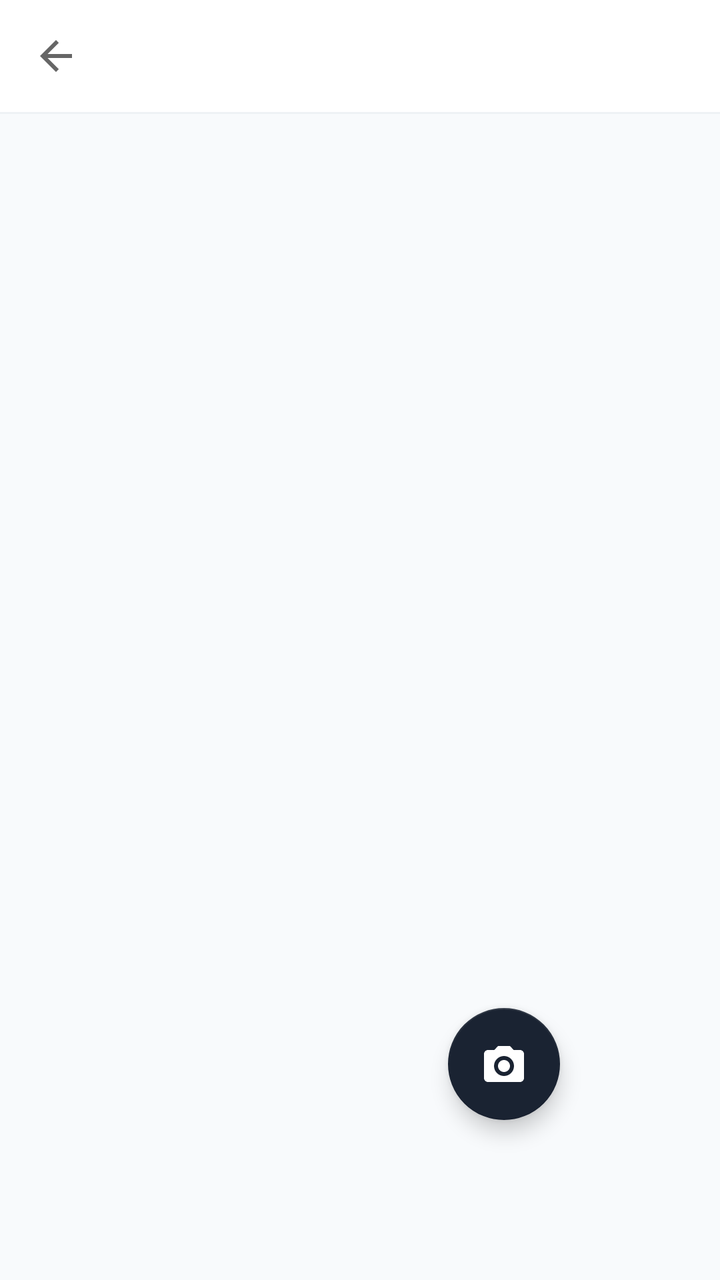
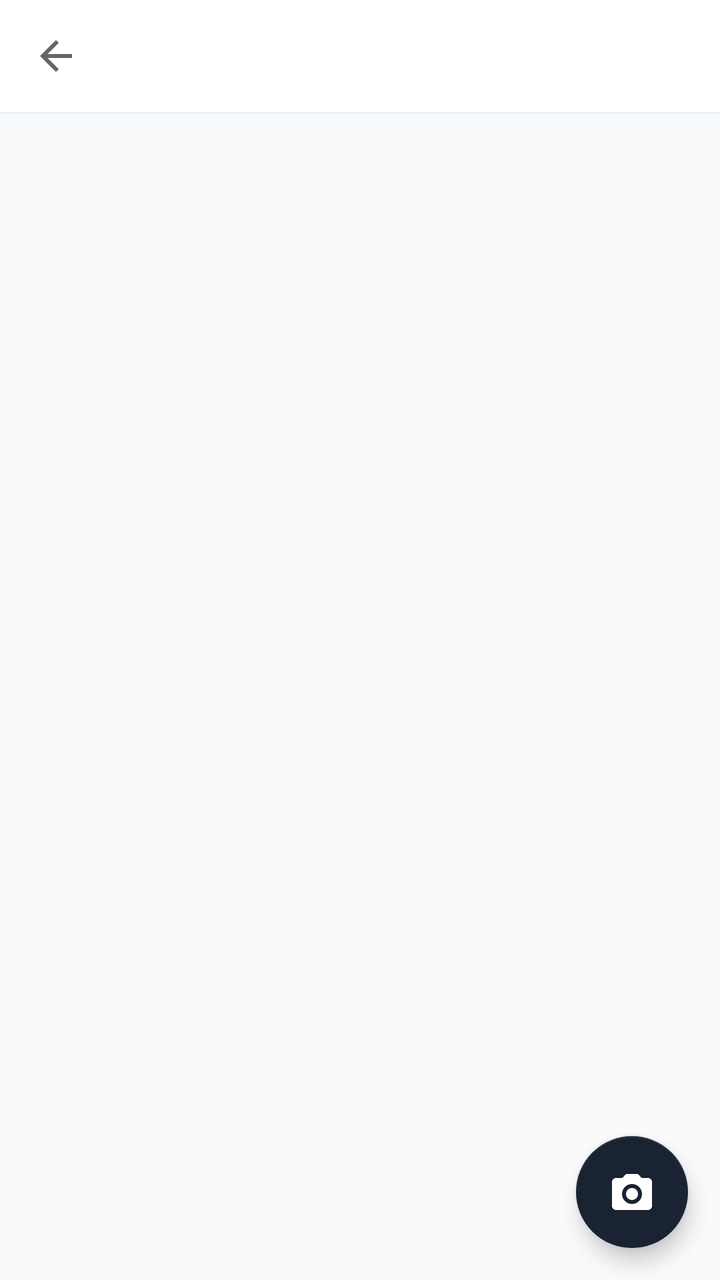

Two renders of the same Android screen: before a commit and after it. Below are the layout's source before the change and the commit's diff.
<!-- AndroidManifest.xml: application theme Theme.InvenScan -->
<!-- res/layout/activity_stock_prep_detail.xml -->
<?xml version="1.0" encoding="utf-8"?>
<androidx.coordinatorlayout.widget.CoordinatorLayout xmlns:android="http://schemas.android.com/apk/res/android"
    xmlns:app="http://schemas.android.com/apk/res-auto"
    android:layout_width="match_parent"
    android:layout_height="match_parent"
    android:background="@color/surface">

    <LinearLayout
        android:layout_width="match_parent"
        android:layout_height="match_parent"
        android:orientation="vertical">

        <com.google.android.material.appbar.MaterialToolbar
            android:id="@+id/toolbar"
            android:layout_width="match_parent"
            android:layout_height="?attr/actionBarSize"
            android:background="@color/white"
            android:elevation="0dp"
            app:navigationIcon="?attr/homeAsUpIndicator"
            app:titleTextColor="@color/text_primary" />

        <View
            android:layout_width="match_parent"
            android:layout_height="1dp"
            android:background="@color/border_default" />

        <ProgressBar
            android:id="@+id/progressBar"
            android:layout_width="wrap_content"
            android:layout_height="wrap_content"
            android:layout_gravity="center_horizontal"
            android:layout_marginTop="64dp"
            android:visibility="gone" />

        <LinearLayout
            android:id="@+id/layoutError"
            android:layout_width="match_parent"
            android:layout_height="wrap_content"
            android:gravity="center"
            android:orientation="vertical"
            android:padding="24dp"
            android:visibility="gone">

            <TextView
                android:id="@+id/tvError"
                android:layout_width="wrap_content"
                android:layout_height="wrap_content"
                android:gravity="center"
                android:textColor="@color/danger"
                android:textSize="13sp" />

            <com.google.android.material.button.MaterialButton
                android:id="@+id/btnRetry"
                style="@style/Widget.InvenScan.Button.Secondary"
                android:layout_width="wrap_content"
                android:layout_height="wrap_content"
                android:layout_marginTop="12dp"
                android:text="@string/action_retry" />
        </LinearLayout>

        <LinearLayout
            android:id="@+id/layoutContent"
            android:layout_width="match_parent"
            android:layout_height="match_parent"
            android:orientation="vertical"
            android:visibility="gone">

            <LinearLayout
                android:layout_width="match_parent"
                android:layout_height="wrap_content"
                android:background="@color/white"
                android:orientation="vertical"
                android:padding="14dp">

                <TextView
                    android:id="@+id/tvProgress"
                    android:layout_width="wrap_content"
                    android:layout_height="wrap_content"
                    android:textColor="@color/text_primary"
                    android:textSize="13sp"
                    android:textStyle="bold" />

                <com.google.android.material.progressindicator.LinearProgressIndicator
                    android:id="@+id/progressIndicator"
                    android:layout_width="match_parent"
                    android:layout_height="wrap_content"
                    android:layout_marginTop="8dp"
                    app:trackColor="@color/border_default"
                    app:trackThickness="6dp" />
            </LinearLayout>

            <TextView
                android:id="@+id/tvScanHint"
                android:layout_width="match_parent"
                android:layout_height="wrap_content"
                android:gravity="center"
                android:paddingHorizontal="16dp"
                android:paddingVertical="6dp"
                android:text="@string/hint_ready_to_scan"
                android:textColor="@color/teal_primary"
                android:textSize="12sp" />

            <View
                android:layout_width="match_parent"
                android:layout_height="1dp"
                android:background="@color/border_default" />

            <TextView
                android:id="@+id/layoutEmpty"
                android:layout_width="match_parent"
                android:layout_height="wrap_content"
                android:gravity="center"
                android:padding="48dp"
                android:text="@string/empty_no_prep_items"
                android:textColor="@color/text_hint"
                android:textSize="13sp"
                android:visibility="gone" />

            <androidx.recyclerview.widget.RecyclerView
                android:id="@+id/rvPickItems"
                android:layout_width="match_parent"
                android:layout_height="0dp"
                android:layout_weight="1"
                android:background="@color/surface"
                android:paddingHorizontal="8dp"
                android:paddingTop="8dp"
                app:layoutManager="androidx.recyclerview.widget.LinearLayoutManager" />

            <com.google.android.material.button.MaterialButton
                android:id="@+id/btnSubmit"
                style="@style/Widget.InvenScan.Button.Primary"
                android:layout_width="match_parent"
                android:layout_height="48dp"
                android:layout_margin="12dp"
                android:text="@string/action_submit" />
        </LinearLayout>
    </LinearLayout>

    <com.google.android.material.floatingactionbutton.FloatingActionButton
        android:id="@+id/fabCamera"
        android:layout_width="wrap_content"
        android:layout_height="wrap_content"
        android:layout_gravity="bottom|end"
        android:layout_margin="80dp"
        android:contentDescription="@string/title_camera_scan"
        android:src="@drawable/ic_camera"
        app:backgroundTint="@color/navy"
        app:tint="@android:color/white" />

</androidx.coordinatorlayout.widget.CoordinatorLayout>
<!-- resources referenced by this layout -->
<resources>
  <color name="border_default">#EEF2F5</color>
  <color name="danger">#E24B4A</color>
  <color name="navy">#1A2332</color>
  <color name="surface">#F8FAFC</color>
  <color name="teal_primary">#1D9E75</color>
  <color name="text_hint">#888888</color>
  <color name="text_primary">#1A2332</color>
  <color name="white">#FFFFFF</color>
  <!-- drawable ic_camera (drawable) -->
  <?xml version="1.0" encoding="utf-8"?>
  <vector xmlns:android="http://schemas.android.com/apk/res/android"
      android:width="24dp"
      android:height="24dp"
      android:viewportWidth="24"
      android:viewportHeight="24">
      <path
          android:fillColor="@android:color/white"
          android:pathData="M9,3L7.17,5H4C2.9,5 2,5.9 2,7v12c0,1.1 0.9,2 2,2h16c1.1,0 2,-0.9 2,-2V7c0,-1.1 -0.9,-2 -2,-2h-3.17L15,3H9zM12,18c-2.76,0 -5,-2.24 -5,-5s2.24,-5 5,-5 5,2.24 5,5 -2.24,5 -5,5zM12,10c-1.66,0 -3,1.34 -3,3s1.34,3 3,3 3,-1.34 3,-3 -1.34,-3 -3,-3z" />
  </vector>
  <string name="action_retry">Retry</string>
  <string name="action_submit">Submit</string>
  <string name="empty_no_prep_items">No items in picking list</string>
  <string name="hint_ready_to_scan">Ready to scan — point scanner at item</string>
  <string name="title_camera_scan">Barcode Scan</string>
  <style name="Widget.InvenScan.Button.Primary" parent="Widget.MaterialComponents.Button">
          <item name="android:minHeight">48dp</item>
          <item name="android:textSize">14sp</item>
          <item name="android:textStyle">bold</item>
          <item name="android:textAllCaps">false</item>
          <item name="backgroundTint">@color/teal_primary</item>
          <item name="cornerRadius">10dp</item>
      </style>
  <style name="Widget.InvenScan.Button.Secondary" parent="Widget.MaterialComponents.Button.OutlinedButton">
          <item name="android:minHeight">48dp</item>
          <item name="android:textSize">14sp</item>
          <item name="android:textAllCaps">false</item>
          <item name="strokeColor">@color/teal_primary</item>
          <item name="android:textColor">@color/teal_primary</item>
          <item name="cornerRadius">10dp</item>
      </style>
  <style name="Theme.InvenScan" parent="Theme.MaterialComponents.DayNight.NoActionBar">
          <item name="colorPrimary">@color/teal_primary</item>
          <item name="colorPrimaryVariant">@color/navy</item>
          <item name="colorOnPrimary">@color/white</item>
          <item name="colorSecondary">@color/warning</item>
          <item name="colorOnSecondary">@color/white</item>
          <item name="android:colorBackground">@color/surface</item>
          <item name="colorSurface">@color/white</item>
          <item name="colorOnSurface">@color/text_primary</item>
          <item name="android:statusBarColor">@color/navy</item>
          <item name="android:windowLightStatusBar" tools:targetApi="23">false</item>
      </style>
  <color name="warning">#EF9F27</color>
</resources>

<!-- the commit's change to res/layout/activity_stock_prep_detail.xml (unified diff, before → after) -->
@@ -141,7 +141,7 @@
         android:layout_width="wrap_content"
         android:layout_height="wrap_content"
         android:layout_gravity="bottom|end"
-        android:layout_margin="80dp"
+        android:layout_margin="16dp"
         android:contentDescription="@string/title_camera_scan"
         android:src="@drawable/ic_camera"
         app:backgroundTint="@color/navy"
